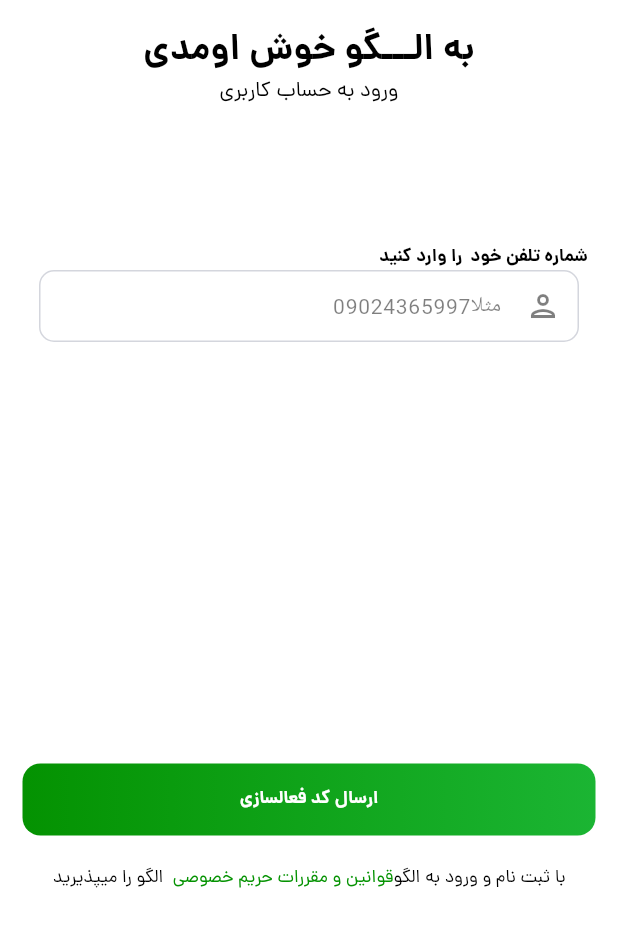
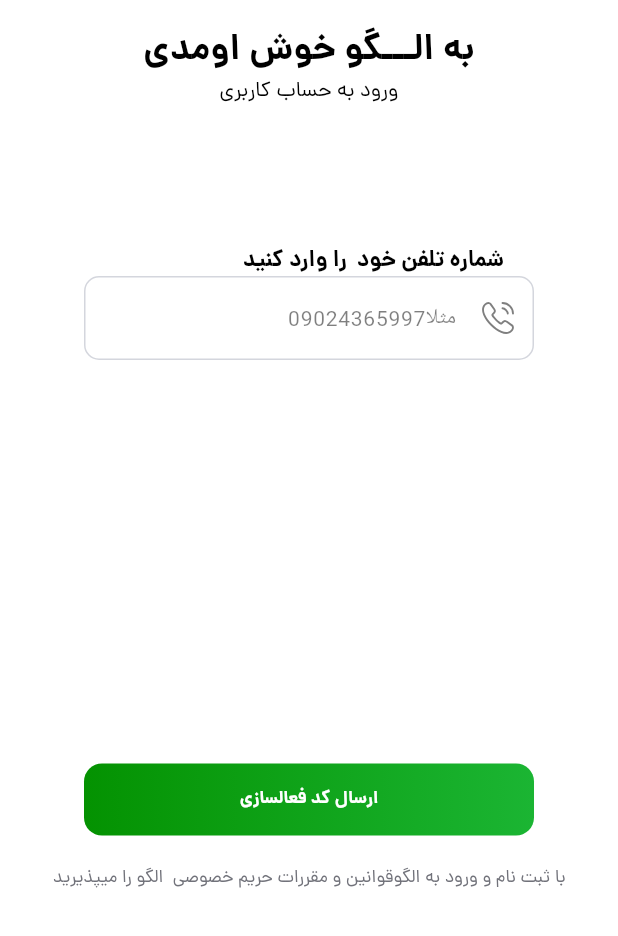
Before and after one commit to hdsneshati/layer_first_task, a Flutter app: the LoginScreen screen opened directly, on a phone screen of 412 x 824 dp, the part 300-1236 px from its top. Run offline on Flutter 3.47's test engine with Material 3 defaults, Android fonts, the phone set to English and light mode, and no system bars; our stand-ins replace flutter_svg.

Commit message:
fixed login screen

```diff
--- a/layer_first_task/lib/feature/presentation/login/screens/login.screen.dart
+++ b/layer_first_task/lib/feature/presentation/login/screens/login.screen.dart
@@ -44,19 +44,7 @@
               color: Theme.of(context).colorScheme.onSurface,
             )),
             92.0.verticalSpace,
-            Row(
-              mainAxisAlignment: MainAxisAlignment.end,
-              children: [
-              Text(StringConsts.loginUserNumber
-            ,style: TextStyle(
-              fontFamily: 'dana',
-              fontSize: 12.0,
-              fontWeight: FontWeight.bold,
-              color: Theme.of(context).colorScheme.onSurface,
-                  )),
-                  20.0.horizontalSpace,
-                  ]
-            ),
+
           const   TextFieldWidget(),
            const    Spacer(),
              PrimaryButton( onTap: () {
--- a/layer_first_task/lib/feature/presentation/login/widgets/RichTextWidget.dart
+++ b/layer_first_task/lib/feature/presentation/login/widgets/RichTextWidget.dart
@@ -15,19 +15,19 @@
      fontFamily: 'dana',
      fontSize: 12.0,
      fontWeight: FontWeight.w400,
-      color: Theme.of(context).colorScheme.onSurface,
+      color: Theme.of(context).colorScheme.surfaceBright,
       ),),
           TextSpan(text: 'قوانین و مقررات حریم خصوصی ', style: TextStyle(
      fontFamily: 'dana',
      fontSize: 12.0,
      fontWeight: FontWeight.w400,
-      color: Theme.of(context).colorScheme.primary,
+      color: Theme.of(context).colorScheme.surfaceBright,
       ),),
           TextSpan(text: ' الگو را میپذیرید ',  style: TextStyle(
      fontFamily: 'dana',
      fontSize: 12.0,
      fontWeight: FontWeight.w400,
-      color: Theme.of(context).colorScheme.onSurface,
+      color: Theme.of(context).colorScheme.surfaceBright,
       ),),
 
               ],
--- a/layer_first_task/lib/feature/presentation/login/widgets/TextFieldWidget.dart
+++ b/layer_first_task/lib/feature/presentation/login/widgets/TextFieldWidget.dart
@@ -1,4 +1,8 @@
 import 'package:flutter/material.dart';
+import 'package:flutter_svg/svg.dart';
+import 'package:layer_first_task/config/asset/icons_path.dart';
+import 'package:layer_first_task/config/asset/strings.dart';
+import 'package:layer_first_task/config/extentions/gap_space_extension.dart';
 
 class TextFieldWidget extends StatelessWidget {
   const TextFieldWidget({
@@ -8,19 +12,38 @@
   @override
   Widget build(BuildContext context) {
     return SizedBox(
-     width: 360,
-     height: 48,
-      child: TextField(
+      width: 300,
+
+      child: Column(
+        children: [
+          Row(mainAxisAlignment: MainAxisAlignment.end, children: [
+            Text(StringConsts.loginUserNumber,
+                style: TextStyle(
+                  fontFamily: 'dana',
+                  fontSize: 15.0,
+                  fontWeight: FontWeight.bold,
+                  color: Theme.of(context).colorScheme.onSurface,
+                )),
+            20.0.horizontalSpace,
+          ]),
+          TextField(
               keyboardType: TextInputType.number,
               textAlign: TextAlign.right,
               decoration: InputDecoration(
-                 suffixIcon: Icon(
-                   Icons.person_outlined,
+                  suffixIcon: Padding(
+                    padding: const EdgeInsets.all(12.0),
+                    child: SvgPicture.asset(
+                      IconPath.call,
+                      width: 5,
+                      height: 5,
                       color: Theme.of(context)
                           .colorScheme
                           .onSurface
                           .withOpacity(0.5),
-                 ), // آیکون سمت راست
+                    ),
+                  ),
+
+                  // آیکون سمت راست
                   hintText: "مثلا09024365997",
                   hintStyle: TextStyle(
                     color: Theme.of(context)
@@ -28,7 +51,6 @@
                         .onSurface
                         .withOpacity(0.5), // کمرنگ‌تر
                     fontSize: 14, // اختیاری
-
                   ),
                   border: OutlineInputBorder(
                     borderSide: BorderSide(
@@ -39,8 +61,9 @@
                           .withOpacity(0.5), // رنگ حاشیه
                     ),
                     borderRadius: BorderRadius.circular(10),
-
                   ))),
+        ],
+      ),
     );
   }
 }
--- a/layer_first_task/lib/feature/presentation/login/widgets/primary_bottun.dart
+++ b/layer_first_task/lib/feature/presentation/login/widgets/primary_bottun.dart
@@ -18,7 +18,7 @@
      borderRadius: BorderRadius.circular(12),
 
      child: Container(
-       width: 382,
+       width: 300,
        height: 48,
 
        decoration: BoxDecoration(
--- a/layer_first_task/lib/main.dart
+++ b/layer_first_task/lib/main.dart
@@ -22,7 +22,7 @@
         useMaterial3: true,
       ),
       debugShowCheckedModeBanner: false,
-      home: const LoginScreen(),
+      home: const VerifyCodeScreen(),
     );
   }
 }
```
Lines whose indentation alone changed are shown as unchanged.
